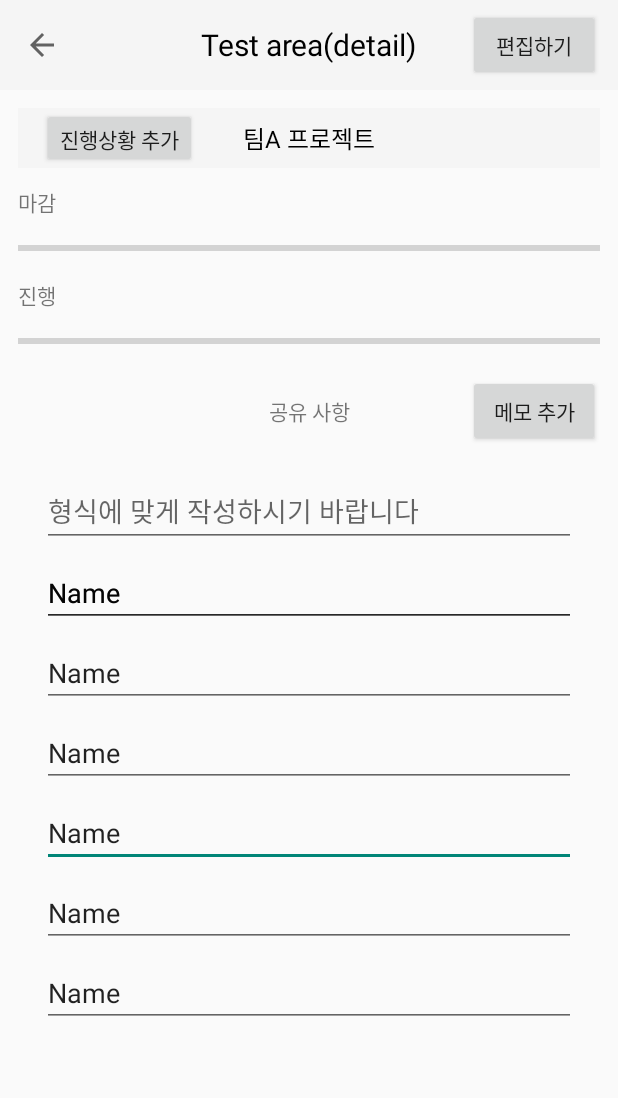
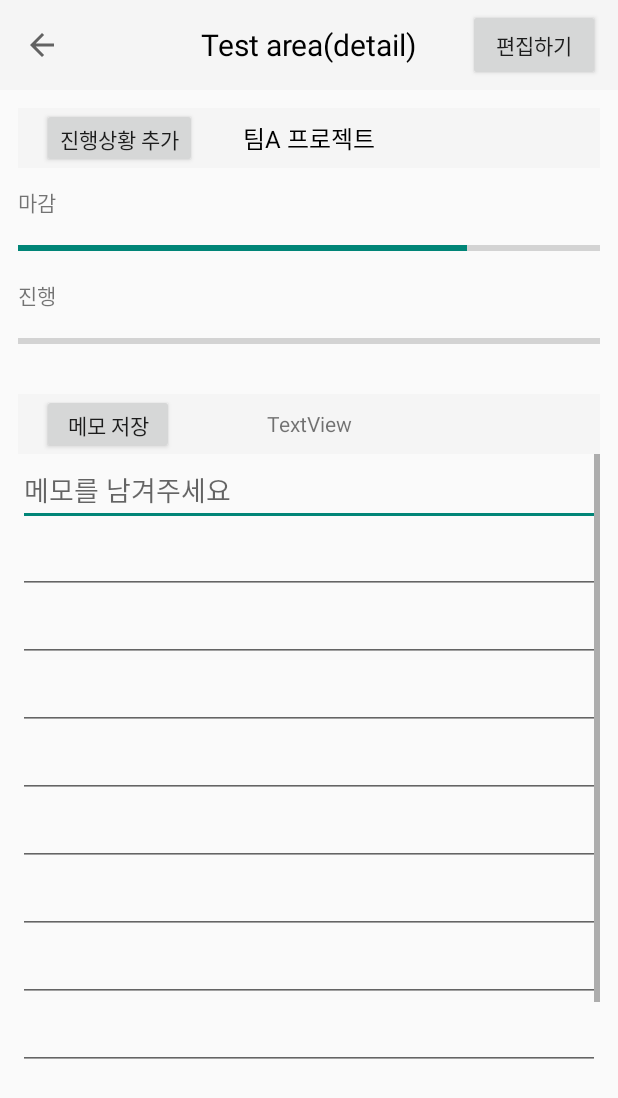
Before and after one commit to IZFOUR/IZ_Four_Project, an Android app: the MyAbilityDetail screen opened directly, with no data from a screen before it, on a phone screen of 412 x 824 dp. Shown: the top 1098 px of the screen. Run offline under Robolectric (Android 15) with nearby library versions, the phone set to English and light mode, and no system bars.

Commit message:
[FEAT] : ⚙️ MyAbilityDetail페이지 일부 구현

```diff
--- a/app/src/main/java/com/android/iz4/MyAbility.kt
+++ b/app/src/main/java/com/android/iz4/MyAbility.kt
@@ -5,6 +5,7 @@ import androidx.appcompat.app.AppCompatActivity
 import android.os.Bundle
 import android.widget.Button
 import android.widget.ImageButton
+import android.widget.ProgressBar
 import android.widget.Toast
 
 
@@ -18,8 +19,10 @@ class MyAbility : AppCompatActivity() {
         //툴바에서 뒤로가기버튼 구현
         var finish = findViewById<ImageButton>(R.id.BackButton)
         finish.setOnClickListener{
-            Toast.makeText(this, "메인페이지로 돌아가기", Toast.LENGTH_SHORT).show()
             finish()}
+
+        //프로그레스 바 받아오기
+        var ABar = findViewById<ProgressBar>(R.id.ABarProcess)
 
         //디테일 페이지로 넘겨주기
         val next = findViewById<Button>(R.id.AtoDetail)
--- a/app/src/main/java/com/android/iz4/MyAbilityDetail.kt
+++ b/app/src/main/java/com/android/iz4/MyAbilityDetail.kt
@@ -3,6 +3,7 @@ package com.android.iz4
 import androidx.appcompat.app.AppCompatActivity
 import android.os.Bundle
 import android.widget.Button
+import android.widget.EditText
 import android.widget.ImageButton
 import android.widget.ProgressBar
 import android.widget.Toast
@@ -12,16 +13,28 @@ class MyAbilityDetail : AppCompatActivity() {
         super.onCreate(savedInstanceState)
         setContentView(R.layout.activity_myabilitydetail)
 
-        var finish = findViewById<ImageButton>(R.id.BacktoMain)
-        finish.setOnClickListener{
-            Toast.makeText(this, "마이팀 메인페이지로 돌아가기", Toast.LENGTH_SHORT).show()
-            finish()}
 
         var ProcessPlus = findViewById<Button>(R.id.DetailUpdate)
         var ABarProcess = findViewById<ProgressBar>(R.id.ABarProcess)
+        var textarea = findViewById<EditText>(R.id.testarea)
         ProcessPlus.setOnClickListener{
             ABarProcess.incrementProgressBy(20)
+
+            //해당 코드 사용시 numberformatexception 오류발생
+            var texttest = ABarProcess.toString()
+            textarea.setText("texttest")
+
+            //var value = ABarProcess.toString()
+
+
+
         }
+
+
+
+        var finish = findViewById<ImageButton>(R.id.BacktoMain)
+        finish.setOnClickListener{
+            finish()}
     }
 
 
--- a/app/src/main/res/layout/activity_myabilitydetail.xml
+++ b/app/src/main/res/layout/activity_myabilitydetail.xml
@@ -58,7 +58,7 @@
             android:text="진행상황 추가"
             app:layout_constraintBottom_toBottomOf="@+id/DetailToolbar"
             app:layout_constraintEnd_toEndOf="@+id/DetailToolbar"
-            app:layout_constraintTop_toTopOf="parent"></Button>
+            app:layout_constraintTop_toTopOf="parent" />
 
       </androidx.appcompat.widget.Toolbar>
 
@@ -87,6 +87,7 @@
             style="?android:attr/progressBarStyleHorizontal"
             android:layout_width="match_parent"
             android:layout_height="wrap_content"
+            android:progress="77"
             app:layout_constraintBottom_toTopOf="@+id/AProcess"
             app:layout_constraintTop_toBottomOf="@+id/ADeadLine"
             app:layout_constraintVertical_bias="0.5"
@@ -108,6 +109,7 @@
             style="?android:attr/progressBarStyleHorizontal"
             android:layout_width="match_parent"
             android:layout_height="wrap_content"
+            android:max = "100"
             app:layout_constraintBottom_toBottomOf="parent"
             app:layout_constraintTop_toBottomOf="@+id/AProcess"
             app:layout_constraintVertical_bias="0.5"
@@ -117,151 +119,95 @@
     </androidx.constraintlayout.widget.ConstraintLayout>
 
     <androidx.constraintlayout.widget.ConstraintLayout
-        android:id="@+id/DetailNotepad"
         android:layout_width="match_parent"
         android:layout_height="470dp"
+        android:layout_marginTop="15dp"
         app:layout_constraintTop_toBottomOf="@+id/Cover"
         tools:layout_editor_absoluteX="1dp">
 
-      <EditText
-          android:id="@+id/editTextText12"
+      <androidx.appcompat.widget.Toolbar
+          android:id="@+id/toolbar2"
           android:layout_width="match_parent"
-          android:layout_height="wrap_content"
-          android:layout_marginStart="16dp"
-          android:layout_marginTop="8dp"
-          android:layout_marginEnd="16dp"
-          android:ems="10"
-          android:inputType="text"
-          android:text="Name"
-          app:layout_constraintEnd_toEndOf="parent"
-          app:layout_constraintHorizontal_bias="1.0"
-          app:layout_constraintStart_toStartOf="parent"
-          app:layout_constraintTop_toBottomOf="@+id/editTextText11" />
+          android:layout_height="40dp"
+          android:background="?attr/colorPrimary"
+          android:minHeight="?attr/actionBarSize"
+          android:theme="?attr/actionBarTheme"
+          tools:ignore="MissingConstraints"
+          tools:layout_editor_absoluteX="1dp">
 
-      <TextView
-          android:id="@+id/Notice"
-          android:layout_width="wrap_content"
-          android:layout_height="wrap_content"
-          android:layout_marginTop="16dp"
-          android:text="공유 사항"
-          app:layout_constraintEnd_toEndOf="parent"
-          app:layout_constraintStart_toStartOf="parent"
-          app:layout_constraintTop_toTopOf="parent" />
+        <TextView
+            android:id="@+id/textView7"
+            android:layout_width="wrap_content"
+            android:layout_height="wrap_content"
+            android:layout_gravity="center"
+            android:text="TextView"
+            app:layout_constraintBottom_toBottomOf="@+id/toolbar2"
+            app:layout_constraintEnd_toEndOf="@+id/toolbar2"
+            app:layout_constraintStart_toStartOf="@+id/toolbar2"
+            app:layout_constraintTop_toTopOf="@+id/toolbar2" />
 
-      <EditText
-          android:id="@+id/editTextText14"
+        <Button
+            android:id="@+id/button2"
+            android:layout_width="wrap_content"
+            android:layout_height="match_parent"
+            android:layout_marginEnd="4dp"
+            android:text="메모 저장"
+            app:layout_constraintBottom_toBottomOf="@+id/toolbar2"
+            app:layout_constraintEnd_toEndOf="@+id/toolbar2"
+            app:layout_constraintTop_toTopOf="@+id/toolbar2" />
+      </androidx.appcompat.widget.Toolbar>
+
+      <ScrollView
           android:layout_width="match_parent"
-          android:layout_height="wrap_content"
-          android:layout_marginStart="16dp"
-          android:layout_marginTop="8dp"
-          android:layout_marginEnd="16dp"
-          android:ems="10"
-          android:inputType="text"
-          android:text="Name"
-          app:layout_constraintEnd_toEndOf="parent"
-          app:layout_constraintStart_toStartOf="parent"
-          app:layout_constraintTop_toBottomOf="@+id/TextInput" />
+          android:layout_height="428dp"
+          app:layout_constraintTop_toBottomOf="@+id/toolbar2"
+          tools:ignore="MissingConstraints"
+          tools:layout_editor_absoluteX="1dp">
 
-      <EditText
-          android:id="@+id/editTextText13"
-          android:layout_width="match_parent"
-          android:layout_height="wrap_content"
-          android:layout_marginStart="16dp"
-          android:layout_marginTop="8dp"
-          android:layout_marginEnd="16dp"
-          android:ems="10"
-          android:inputType="text"
-          android:text="Name"
-          app:layout_constraintEnd_toEndOf="parent"
-          app:layout_constraintHorizontal_bias="1.0"
-          app:layout_constraintStart_toStartOf="parent"
-          app:layout_constraintTop_toBottomOf="@+id/editTextText12" />
+        <LinearLayout
+            android:layout_width="match_parent"
+            android:layout_height="match_parent"
+            android:orientation="vertical">
 
-      <EditText
-          android:id="@+id/editTextText5"
-          android:layout_width="match_parent"
-          android:layout_height="wrap_content"
-          android:layout_marginStart="16dp"
-          android:layout_marginTop="8dp"
-          android:layout_marginEnd="16dp"
-          android:ems="10"
-          android:inputType="text"
-          android:text="Name"
-          app:layout_constraintEnd_toEndOf="parent"
-          app:layout_constraintStart_toStartOf="parent"
-          app:layout_constraintTop_toBottomOf="@+id/TextInput" />
+          <EditText
+              android:layout_width="match_parent"
+              android:layout_height="wrap_content"
+              android:hint="메모를 남겨주세요" />
 
-      <EditText
-          android:id="@+id/editTextText11"
-          android:layout_width="match_parent"
-          android:layout_height="wrap_content"
-          android:layout_marginStart="16dp"
-          android:layout_marginTop="8dp"
-          android:layout_marginEnd="16dp"
-          android:ems="10"
-          android:inputType="text"
-          android:text="Name"
-          app:layout_constraintEnd_toEndOf="parent"
-          app:layout_constraintHorizontal_bias="1.0"
-          app:layout_constraintStart_toStartOf="parent"
-          app:layout_constraintTop_toBottomOf="@+id/editTextText9" />
+          <EditText
+              android:id="@+id/testarea"
+              android:layout_width="match_parent"
+              android:layout_height="wrap_content"/>
+          <EditText
+              android:layout_width="match_parent"
+              android:layout_height="wrap_content"/>
+          <EditText
+              android:layout_width="match_parent"
+              android:layout_height="wrap_content"/>
+          <EditText
+              android:layout_width="match_parent"
+              android:layout_height="wrap_content"/>
+          <EditText
+              android:layout_width="match_parent"
+              android:layout_height="wrap_content"/>
+          <EditText
+              android:layout_width="match_parent"
+              android:layout_height="wrap_content"/>
+          <EditText
+              android:layout_width="match_parent"
+              android:layout_height="wrap_content"/>
+          <EditText
+              android:layout_width="match_parent"
+              android:layout_height="wrap_content"/>
+          <EditText
+              android:layout_width="match_parent"
+              android:layout_height="wrap_content"/>
+          <EditText
+              android:layout_width="match_parent"
+              android:layout_height="wrap_content"/>
 
-      <EditText
-          android:id="@+id/TextInput"
-          android:layout_width="match_parent"
-          android:layout_height="wrap_content"
-          android:layout_marginStart="16dp"
-          android:layout_marginTop="32dp"
-          android:layout_marginEnd="16dp"
-          android:ems="10"
-          android:hint="형식에 맞게 작성하시기 바랍니다"
-          android:inputType="text"
-          app:layout_constraintEnd_toEndOf="parent"
-          app:layout_constraintStart_toStartOf="parent"
-          app:layout_constraintTop_toBottomOf="@+id/Notice" />
-
-      <EditText
-          android:id="@+id/editTextText9"
-          android:layout_width="match_parent"
-          android:layout_height="wrap_content"
-          android:layout_marginStart="16dp"
-          android:layout_marginTop="8dp"
-          android:layout_marginEnd="16dp"
-          android:ems="10"
-          android:inputType="text"
-          android:text="Name"
-          app:layout_constraintEnd_toEndOf="parent"
-          app:layout_constraintHorizontal_bias="0.0"
-          app:layout_constraintStart_toStartOf="parent"
-          app:layout_constraintTop_toBottomOf="@+id/editTextText5" />
-
-      <EditText
-          android:id="@+id/editTextText15"
-          android:layout_width="match_parent"
-          android:layout_height="wrap_content"
-          android:layout_marginStart="16dp"
-          android:layout_marginTop="8dp"
-          android:layout_marginEnd="16dp"
-          android:ems="10"
-          android:inputType="text"
-          android:text="Name"
-          app:layout_constraintEnd_toEndOf="parent"
-          app:layout_constraintHorizontal_bias="0.0"
-          app:layout_constraintStart_toStartOf="parent"
-          app:layout_constraintTop_toBottomOf="@+id/editTextText13" />
-
-      <Button
-          android:id="@+id/button2"
-          android:layout_width="wrap_content"
-          android:layout_height="wrap_content"
-          android:text="메모 추가"
-          app:layout_constraintBottom_toBottomOf="@+id/Notice"
-          app:layout_constraintEnd_toEndOf="parent"
-          app:layout_constraintTop_toTopOf="@+id/Notice" />
-
-
-
-
+        </LinearLayout>
+      </ScrollView>
     </androidx.constraintlayout.widget.ConstraintLayout>
 
   </androidx.constraintlayout.widget.ConstraintLayout>
```
